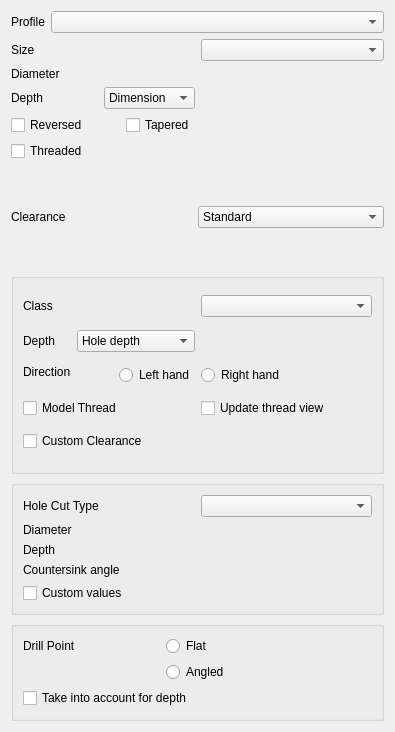
The window that src/Mod/PartDesign/Gui/TaskHoleParameters.ui (southseact-3d/fcd) describes before a commit, drawn with Qt 5.
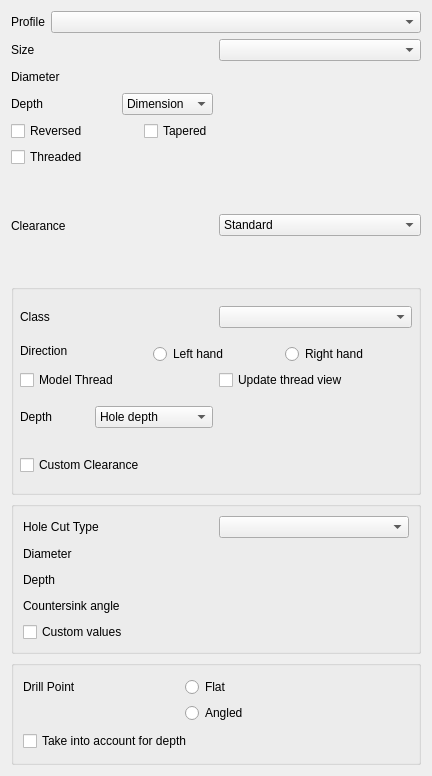
The same window after the commit. Custom widgets are drawn as their Qt base class.

Commit message: refactor(PD): hole taskpanel ui reorganize the layout of the thread group to be more manageable

Diff of the .ui file:
```diff
--- a/src/Mod/PartDesign/Gui/TaskHoleParameters.ui
+++ b/src/Mod/PartDesign/Gui/TaskHoleParameters.ui
@@ -6,8 +6,8 @@
    <rect>
     <x>0</x>
     <y>0</y>
-    <width>395</width>
-    <height>732</height>
+    <width>432</width>
+    <height>776</height>
    </rect>
   </property>
   <property name="sizePolicy">
@@ -30,6 +30,12 @@
          <verstretch>0</verstretch>
         </sizepolicy>
        </property>
+       <property name="minimumSize">
+        <size>
+         <width>0</width>
+         <height>20</height>
+        </size>
+       </property>
        <property name="toolTip">
         <string>Taper angle for the hole
 90 degree: straight hole
@@ -50,7 +56,7 @@
      <item row="1" column="0">
       <layout class="QHBoxLayout" name="horizontalLayout_9">
        <item>
-        <widget class="QLabel" name="label_4">
+        <widget class="QLabel" name="labelSize">
          <property name="sizePolicy">
           <sizepolicy hsizetype="Expanding" vsizetype="Preferred">
            <horstretch>0</horstretch>
@@ -72,6 +78,12 @@
          <verstretch>0</verstretch>
         </sizepolicy>
        </property>
+       <property name="minimumSize">
+        <size>
+         <width>0</width>
+         <height>20</height>
+        </size>
+       </property>
        <property name="toolTip">
         <string>Hole diameter</string>
        </property>
@@ -122,7 +134,7 @@
      <item row="3" column="0">
       <layout class="QHBoxLayout" name="horizontalLayout_8">
        <item>
-        <widget class="QLabel" name="label_6">
+        <widget class="QLabel" name="labelDepth">
          <property name="sizePolicy">
           <sizepolicy hsizetype="Expanding" vsizetype="Preferred">
            <horstretch>0</horstretch>
@@ -164,6 +176,12 @@
          <verstretch>0</verstretch>
         </sizepolicy>
        </property>
+       <property name="minimumSize">
+        <size>
+         <width>0</width>
+         <height>20</height>
+        </size>
+       </property>
        <property name="keyboardTracking" stdset="0">
         <bool>false</bool>
        </property>
@@ -173,7 +191,7 @@
       </widget>
      </item>
      <item row="2" column="0">
-      <widget class="QLabel" name="label_7">
+      <widget class="QLabel" name="labelDiameter">
        <property name="sizePolicy">
         <sizepolicy hsizetype="Preferred" vsizetype="Preferred">
          <horstretch>0</horstretch>
@@ -213,6 +231,184 @@
      </item>
     </layout>
    </item>
+   <item row="9" column="0">
+    <widget class="QGroupBox" name="CutGroupBox">
+     <property name="title">
+      <string/>
+     </property>
+     <layout class="QGridLayout" name="gridLayout_4">
+      <item row="0" column="0">
+       <widget class="QLabel" name="labelHoleCutType">
+        <property name="sizePolicy">
+         <sizepolicy hsizetype="Preferred" vsizetype="Preferred">
+          <horstretch>0</horstretch>
+          <verstretch>0</verstretch>
+         </sizepolicy>
+        </property>
+        <property name="text">
+         <string>Hole Cut Type</string>
+        </property>
+       </widget>
+      </item>
+      <item row="0" column="1">
+       <widget class="QComboBox" name="HoleCutType">
+        <property name="sizePolicy">
+         <sizepolicy hsizetype="Expanding" vsizetype="Fixed">
+          <horstretch>0</horstretch>
+          <verstretch>0</verstretch>
+         </sizepolicy>
+        </property>
+        <property name="toolTip">
+         <string>Cut type for screw heads</string>
+        </property>
+       </widget>
+      </item>
+      <item row="2" column="0">
+       <widget class="QLabel" name="labelHoleCutDiameter">
+        <property name="sizePolicy">
+         <sizepolicy hsizetype="Preferred" vsizetype="Preferred">
+          <horstretch>0</horstretch>
+          <verstretch>0</verstretch>
+         </sizepolicy>
+        </property>
+        <property name="text">
+         <string>Diameter</string>
+        </property>
+       </widget>
+      </item>
+      <item row="2" column="1">
+       <widget class="Gui::PrefQuantitySpinBox" name="HoleCutDiameter" native="true">
+        <property name="sizePolicy">
+         <sizepolicy hsizetype="Expanding" vsizetype="Fixed">
+          <horstretch>0</horstretch>
+          <verstretch>0</verstretch>
+         </sizepolicy>
+        </property>
+        <property name="minimumSize">
+         <size>
+          <width>0</width>
+          <height>20</height>
+         </size>
+        </property>
+        <property name="contextMenuPolicy">
+         <enum>Qt::NoContextMenu</enum>
+        </property>
+        <property name="keyboardTracking" stdset="0">
+         <bool>false</bool>
+        </property>
+        <property name="unit" stdset="0">
+         <string notr="true">mm</string>
+        </property>
+        <property name="minimum" stdset="0">
+         <double>0.000000000000000</double>
+        </property>
+        <property name="singleStep" stdset="0">
+         <double>0.100000000000000</double>
+        </property>
+       </widget>
+      </item>
+      <item row="3" column="0">
+       <widget class="QLabel" name="labelHoleCutDepth">
+        <property name="sizePolicy">
+         <sizepolicy hsizetype="Preferred" vsizetype="Preferred">
+          <horstretch>0</horstretch>
+          <verstretch>0</verstretch>
+         </sizepolicy>
+        </property>
+        <property name="text">
+         <string>Depth</string>
+        </property>
+       </widget>
+      </item>
+      <item row="3" column="1">
+       <widget class="Gui::PrefQuantitySpinBox" name="HoleCutDepth" native="true">
+        <property name="sizePolicy">
+         <sizepolicy hsizetype="Expanding" vsizetype="Fixed">
+          <horstretch>0</horstretch>
+          <verstretch>0</verstretch>
+         </sizepolicy>
+        </property>
+        <property name="minimumSize">
+         <size>
+          <width>0</width>
+          <height>20</height>
+         </size>
+        </property>
+        <property name="toolTip">
+         <string>For countersinks this is the depth of
+the screw's top below the surface</string>
+        </property>
+        <property name="keyboardTracking" stdset="0">
+         <bool>false</bool>
+        </property>
+        <property name="unit" stdset="0">
+         <string notr="true">mm</string>
+        </property>
+        <property name="minimum" stdset="0">
+         <double>0.000000000000000</double>
+        </property>
+        <property name="singleStep" stdset="0">
+         <double>0.100000000000000</double>
+        </property>
+       </widget>
+      </item>
+      <item row="4" column="0">
+       <widget class="QLabel" name="labelHoleCutCountersinkAngle">
+        <property name="sizePolicy">
+         <sizepolicy hsizetype="Preferred" vsizetype="Preferred">
+          <horstretch>0</horstretch>
+          <verstretch>0</verstretch>
+         </sizepolicy>
+        </property>
+        <property name="text">
+         <string>Countersink angle</string>
+        </property>
+       </widget>
+      </item>
+      <item row="4" column="1">
+       <widget class="Gui::PrefQuantitySpinBox" name="HoleCutCountersinkAngle" native="true">
+        <property name="sizePolicy">
+         <sizepolicy hsizetype="Expanding" vsizetype="Fixed">
+          <horstretch>0</horstretch>
+          <verstretch>0</verstretch>
+         </sizepolicy>
+        </property>
+        <property name="minimumSize">
+         <size>
+          <width>0</width>
+          <height>20</height>
+         </size>
+        </property>
+        <property name="keyboardTracking" stdset="0">
+         <bool>false</bool>
+        </property>
+        <property name="unit" stdset="0">
+         <string notr="true">deg</string>
+        </property>
+        <property name="minimum" stdset="0">
+         <double>0.000000000000000</double>
+        </property>
+       </widget>
+      </item>
+      <item row="5" column="0">
+       <widget class="QCheckBox" name="HoleCutCustomValues">
+        <property name="sizePolicy">
+         <sizepolicy hsizetype="MinimumExpanding" vsizetype="Fixed">
+          <horstretch>0</horstretch>
+          <verstretch>0</verstretch>
+         </sizepolicy>
+        </property>
+        <property name="toolTip">
+         <string>Check to override the values predefined by the 'Type'</string>
+        </property>
+        <property name="text">
+         <string>Custom values</string>
+        </property>
+       </widget>
+      </item>
+     </layout>
+    </widget>
+   </item>
    <item row="10" column="0">
     <widget class="QGroupBox" name="DrillGroupBox">
      <property name="title">
@@ -222,7 +418,7 @@
       <item>
        <layout class="QGridLayout" name="gridLayout_7">
         <item row="0" column="0">
-         <widget class="QLabel" name="label_3">
+         <widget class="QLabel" name="labelDrillPoint">
           <property name="sizePolicy">
            <sizepolicy hsizetype="Expanding" vsizetype="Preferred">
             <horstretch>0</horstretch>
@@ -274,6 +470,12 @@
             <verstretch>0</verstretch>
            </sizepolicy>
           </property>
+          <property name="minimumSize">
+           <size>
+            <width>0</width>
+            <height>20</height>
+           </size>
+          </property>
           <property name="keyboardTracking" stdset="0">
            <bool>false</bool>
           </property>
@@ -307,116 +509,44 @@
      </layout>
     </widget>
    </item>
-   <item row="6" column="0">
-    <widget class="QWidget" name="ClearanceWidget" native="true">
-     <property name="sizePolicy">
-      <sizepolicy hsizetype="Preferred" vsizetype="Preferred">
-       <horstretch>0</horstretch>
-       <verstretch>0</verstretch>
-      </sizepolicy>
-     </property>
-     <layout class="QVBoxLayout" name="verticalLayout_2">
-      <property name="spacing">
-       <number>0</number>
-      </property>
-      <property name="leftMargin">
-       <number>0</number>
-      </property>
-      <property name="topMargin">
-       <number>0</number>
-      </property>
-      <property name="rightMargin">
-       <number>0</number>
-      </property>
-      <property name="bottomMargin">
-       <number>0</number>
-      </property>
-      <item>
-       <layout class="QHBoxLayout" name="horizontalLayout">
-        <item>
-         <widget class="QLabel" name="labelThreadClearance">
-          <property name="sizePolicy">
-           <sizepolicy hsizetype="Preferred" vsizetype="Preferred">
-            <horstretch>0</horstretch>
-            <verstretch>0</verstretch>
-           </sizepolicy>
-          </property>
-          <property name="text">
-           <string>Clearance</string>
-          </property>
-         </widget>
-        </item>
-        <item>
-         <widget class="QComboBox" name="ThreadFit">
-          <property name="sizePolicy">
-           <sizepolicy hsizetype="Preferred" vsizetype="Fixed">
-            <horstretch>0</horstretch>
-            <verstretch>0</verstretch>
-           </sizepolicy>
-          </property>
-          <property name="toolTip">
-           <string>Hole clearance
-Only available for holes without thread</string>
-          </property>
-          <item>
-           <property name="text">
-            <string>Standard</string>
-           </property>
-          </item>
-          <item>
-           <property name="text">
-            <string>Close</string>
-           </property>
-          </item>
-          <item>
-           <property name="text">
-            <string>Wide</string>
-           </property>
-          </item>
-         </widget>
-        </item>
-       </layout>
-      </item>
-     </layout>
-    </widget>
-   </item>
-   <item row="2" column="0">
-    <layout class="QHBoxLayout" name="horizontalLayout_10">
-     <item>
-      <widget class="QLabel" name="label_2">
-       <property name="sizePolicy">
-        <sizepolicy hsizetype="Preferred" vsizetype="Preferred">
-         <horstretch>0</horstretch>
-         <verstretch>0</verstretch>
-        </sizepolicy>
-       </property>
-       <property name="text">
-        <string>Profile</string>
-       </property>
-      </widget>
-     </item>
-     <item>
-      <widget class="QComboBox" name="ThreadType">
-       <property name="sizePolicy">
-        <sizepolicy hsizetype="Expanding" vsizetype="Fixed">
-         <horstretch>0</horstretch>
-         <verstretch>0</verstretch>
-        </sizepolicy>
-       </property>
-      </widget>
-     </item>
-    </layout>
-   </item>
    <item row="7" column="0" rowspan="2">
     <widget class="QGroupBox" name="ThreadGroupBox">
      <property name="title">
       <string/>
      </property>
-     <layout class="QGridLayout" name="gridLayout_3">
-      <item row="2" column="0">
+     <layout class="QVBoxLayout" name="verticalLayout_3">
+      <property name="spacing">
+       <number>6</number>
+      </property>
+      <property name="leftMargin">
+       <number>6</number>
+      </property>
+      <property name="topMargin">
+       <number>6</number>
+      </property>
+      <property name="rightMargin">
+       <number>6</number>
+      </property>
+      <property name="bottomMargin">
+       <number>6</number>
+      </property>
+      <item>
+       <widget class="QWidget" name="ThreadClassWidget" native="true">
        <layout class="QHBoxLayout" name="horizontalLayout_2">
+         <property name="leftMargin">
+          <number>0</number>
+         </property>
+         <property name="topMargin">
+          <number>0</number>
+         </property>
+         <property name="rightMargin">
+          <number>0</number>
+         </property>
+         <property name="bottomMargin">
+          <number>0</number>
+         </property>
         <item>
-         <widget class="QLabel" name="label_5">
+          <widget class="QLabel" name="labelThreadClass">
           <property name="sizePolicy">
            <sizepolicy hsizetype="Preferred" vsizetype="Preferred">
             <horstretch>0</horstretch>
@@ -428,12 +558,10 @@
           </property>
          </widget>
         </item>
-       </layout>
-      </item>
-      <item row="2" column="1">
+         <item>
        <widget class="QComboBox" name="ThreadClass">
         <property name="sizePolicy">
-         <sizepolicy hsizetype="Expanding" vsizetype="Fixed">
+            <sizepolicy hsizetype="Preferred" vsizetype="Fixed">
           <horstretch>0</horstretch>
           <verstretch>0</verstretch>
          </sizepolicy>
@@ -443,70 +571,15 @@
         </property>
        </widget>
       </item>
-      <item row="3" column="0">
-       <layout class="QHBoxLayout" name="horizontalLayout_3">
-        <item>
-         <widget class="QLabel" name="labelThreadDepth">
-          <property name="sizePolicy">
-           <sizepolicy hsizetype="Expanding" vsizetype="Preferred">
-            <horstretch>0</horstretch>
-            <verstretch>0</verstretch>
-           </sizepolicy>
-          </property>
-          <property name="text">
-           <string>Depth</string>
-          </property>
-         </widget>
-        </item>
-        <item>
-         <widget class="QComboBox" name="ThreadDepthType">
-          <property name="sizePolicy">
-           <sizepolicy hsizetype="Preferred" vsizetype="Fixed">
-            <horstretch>0</horstretch>
-            <verstretch>0</verstretch>
-           </sizepolicy>
-          </property>
-          <item>
-           <property name="text">
-            <string>Hole depth</string>
-           </property>
-          </item>
-          <item>
-           <property name="text">
-            <string>Dimension</string>
-           </property>
-          </item>
-          <item>
-           <property name="text">
-            <string>Tapped (DIN76)</string>
-           </property>
-          </item>
-         </widget>
-        </item>
-       </layout>
-      </item>
-      <item row="3" column="1">
-       <widget class="Gui::PrefQuantitySpinBox" name="ThreadDepth" native="true">
-        <property name="sizePolicy">
-         <sizepolicy hsizetype="Expanding" vsizetype="Fixed">
-          <horstretch>0</horstretch>
-          <verstretch>0</verstretch>
-         </sizepolicy>
-        </property>
-        <property name="keyboardTracking" stdset="0">
-         <bool>false</bool>
-        </property>
-        <property name="unit" stdset="0">
-         <string notr="true">mm</string>
-        </property>
+        </layout>
        </widget>
       </item>
-      <item row="4" column="0">
+      <item>
        <layout class="QHBoxLayout" name="horizontalLayout_4">
         <item>
-         <widget class="QLabel" name="label_8">
+         <widget class="QLabel" name="labelThreadDirection">
           <property name="sizePolicy">
-           <sizepolicy hsizetype="Expanding" vsizetype="Preferred">
+           <sizepolicy hsizetype="Preferred" vsizetype="Preferred">
             <horstretch>0</horstretch>
             <verstretch>0</verstretch>
            </sizepolicy>
@@ -535,12 +608,10 @@
           </attribute>
          </widget>
         </item>
-       </layout>
-      </item>
-      <item row="4" column="1">
+        <item>
        <widget class="QRadioButton" name="directionRightHand">
         <property name="sizePolicy">
-         <sizepolicy hsizetype="Expanding" vsizetype="Fixed">
+           <sizepolicy hsizetype="Preferred" vsizetype="Fixed">
           <horstretch>0</horstretch>
           <verstretch>0</verstretch>
          </sizepolicy>
@@ -556,10 +627,20 @@
         </attribute>
        </widget>
       </item>
-      <item row="6" column="0">
+       </layout>
+      </item>
+      <item>
+       <layout class="QHBoxLayout" name="horizontalLayout_5">
+        <property name="leftMargin">
+         <number>0</number>
+        </property>
+        <property name="topMargin">
+         <number>0</number>
+        </property>
+        <item>
        <widget class="QCheckBox" name="ModelThread">
         <property name="sizePolicy">
-         <sizepolicy hsizetype="Expanding" vsizetype="Fixed">
+           <sizepolicy hsizetype="Preferred" vsizetype="Fixed">
           <horstretch>0</horstretch>
           <verstretch>0</verstretch>
          </sizepolicy>
@@ -572,13 +653,13 @@
         </property>
        </widget>
       </item>
-      <item row="6" column="1">
+        <item>
        <widget class="QCheckBox" name="UpdateView">
         <property name="enabled">
          <bool>true</bool>
         </property>
         <property name="sizePolicy">
-         <sizepolicy hsizetype="Expanding" vsizetype="Fixed">
+           <sizepolicy hsizetype="Preferred" vsizetype="Fixed">
           <horstretch>0</horstretch>
           <verstretch>0</verstretch>
          </sizepolicy>
@@ -592,10 +673,125 @@
         </property>
        </widget>
       </item>
-      <item row="7" column="0">
+       </layout>
+      </item>
+      <item>
+       <widget class="QWidget" name="ThreadDepthWidget" native="true">
+        <layout class="QHBoxLayout" name="horizontalLayout_3">
+         <property name="spacing">
+          <number>6</number>
+         </property>
+         <property name="leftMargin">
+          <number>0</number>
+         </property>
+         <property name="topMargin">
+          <number>0</number>
+         </property>
+         <property name="rightMargin">
+          <number>0</number>
+         </property>
+         <property name="bottomMargin">
+          <number>0</number>
+         </property>
+         <item>
+          <layout class="QHBoxLayout" name="horizontalLayout_11">
+           <property name="spacing">
+            <number>6</number>
+           </property>
+           <property name="topMargin">
+            <number>0</number>
+           </property>
+           <item>
+            <widget class="QLabel" name="labelThreadDepth">
+             <property name="sizePolicy">
+              <sizepolicy hsizetype="Preferred" vsizetype="Preferred">
+               <horstretch>0</horstretch>
+               <verstretch>0</verstretch>
+              </sizepolicy>
+             </property>
+             <property name="text">
+              <string>Depth</string>
+             </property>
+            </widget>
+           </item>
+           <item>
+            <widget class="QComboBox" name="ThreadDepthType">
+             <property name="sizePolicy">
+              <sizepolicy hsizetype="Preferred" vsizetype="Fixed">
+               <horstretch>0</horstretch>
+               <verstretch>0</verstretch>
+              </sizepolicy>
+             </property>
+             <item>
+              <property name="text">
+               <string>Hole depth</string>
+              </property>
+             </item>
+             <item>
+              <property name="text">
+               <string>Dimension</string>
+              </property>
+             </item>
+             <item>
+              <property name="text">
+               <string>Tapped (DIN76)</string>
+              </property>
+             </item>
+            </widget>
+           </item>
+          </layout>
+         </item>
+         <item>
+          <layout class="QHBoxLayout" name="horizontalLayout_12">
+           <item>
+            <widget class="Gui::PrefQuantitySpinBox" name="ThreadDepth" native="true">
+             <property name="sizePolicy">
+              <sizepolicy hsizetype="Preferred" vsizetype="Fixed">
+               <horstretch>0</horstretch>
+               <verstretch>0</verstretch>
+              </sizepolicy>
+             </property>
+             <property name="minimumSize">
+              <size>
+               <width>0</width>
+               <height>20</height>
+              </size>
+             </property>
+             <property name="keyboardTracking" stdset="0">
+              <bool>false</bool>
+             </property>
+             <property name="unit" stdset="0">
+              <string notr="true">mm</string>
+             </property>
+            </widget>
+           </item>
+          </layout>
+         </item>
+        </layout>
+       </widget>
+      </item>
+      <item>
+       <widget class="QWidget" name="CustomClearanceWidget" native="true">
+        <layout class="QHBoxLayout" name="horizontalLayout_13">
+         <property name="spacing">
+          <number>6</number>
+         </property>
+         <property name="leftMargin">
+          <number>0</number>
+         </property>
+         <property name="topMargin">
+          <number>0</number>
+         </property>
+         <property name="rightMargin">
+          <number>0</number>
+         </property>
+         <property name="bottomMargin">
+          <number>0</number>
+         </property>
+         <item>
        <widget class="QCheckBox" name="UseCustomThreadClearance">
         <property name="sizePolicy">
-         <sizepolicy hsizetype="Expanding" vsizetype="Fixed">
+            <sizepolicy hsizetype="Preferred" vsizetype="Fixed">
           <horstretch>0</horstretch>
           <verstretch>0</verstretch>
          </sizepolicy>
@@ -608,14 +804,20 @@
         </property>
        </widget>
       </item>
-      <item row="7" column="1">
+         <item>
        <widget class="Gui::PrefQuantitySpinBox" name="CustomThreadClearance" native="true">
         <property name="sizePolicy">
-         <sizepolicy hsizetype="Expanding" vsizetype="Fixed">
+            <sizepolicy hsizetype="Preferred" vsizetype="Fixed">
           <horstretch>0</horstretch>
           <verstretch>0</verstretch>
          </sizepolicy>
         </property>
+           <property name="minimumSize">
+            <size>
+             <width>0</width>
+             <height>20</height>
+            </size>
+           </property>
         <property name="toolTip">
          <string>Custom Thread clearance value</string>
         </property>
@@ -633,40 +835,13 @@
      </layout>
     </widget>
    </item>
-   <item row="9" column="0">
-    <widget class="QGroupBox" name="CutGroupBox">
-     <property name="title">
-      <string/>
-     </property>
-     <layout class="QGridLayout" name="gridLayout_4">
-      <item row="0" column="0">
-       <widget class="QLabel" name="label">
-        <property name="sizePolicy">
-         <sizepolicy hsizetype="Preferred" vsizetype="Preferred">
-          <horstretch>0</horstretch>
-          <verstretch>0</verstretch>
-         </sizepolicy>
-        </property>
-        <property name="text">
-         <string>Hole Cut Type</string>
-        </property>
-       </widget>
-      </item>
-      <item row="0" column="1">
-       <widget class="QComboBox" name="HoleCutType">
-        <property name="sizePolicy">
-         <sizepolicy hsizetype="Expanding" vsizetype="Fixed">
-          <horstretch>0</horstretch>
-          <verstretch>0</verstretch>
-         </sizepolicy>
-        </property>
-        <property name="toolTip">
-         <string>Cut type for screw heads</string>
-        </property>
+     </layout>
        </widget>
       </item>
       <item row="2" column="0">
-       <widget class="QLabel" name="label_11">
+    <layout class="QHBoxLayout" name="horizontalLayout_10">
+     <item>
+      <widget class="QLabel" name="labelThreadType">
         <property name="sizePolicy">
          <sizepolicy hsizetype="Preferred" vsizetype="Preferred">
           <horstretch>0</horstretch>
@@ -674,76 +849,45 @@
          </sizepolicy>
         </property>
         <property name="text">
-         <string>Diameter</string>
+        <string>Profile</string>
         </property>
        </widget>
       </item>
-      <item row="2" column="1">
-       <widget class="Gui::PrefQuantitySpinBox" name="HoleCutDiameter" native="true">
+     <item>
+      <widget class="QComboBox" name="ThreadType">
         <property name="sizePolicy">
          <sizepolicy hsizetype="Expanding" vsizetype="Fixed">
           <horstretch>0</horstretch>
           <verstretch>0</verstretch>
          </sizepolicy>
         </property>
-        <property name="contextMenuPolicy">
-         <enum>Qt::NoContextMenu</enum>
-        </property>
-        <property name="keyboardTracking" stdset="0">
-         <bool>false</bool>
-        </property>
-        <property name="unit" stdset="0">
-         <string notr="true">mm</string>
-        </property>
-        <property name="minimum" stdset="0">
-         <double>0.000000000000000</double>
-        </property>
-        <property name="singleStep" stdset="0">
-         <double>0.100000000000000</double>
-        </property>
-       </widget>
-      </item>
-      <item row="3" column="0">
-       <widget class="QLabel" name="label_12">
+      </widget>
+     </item>
+    </layout>
+   </item>
+   <item row="6" column="0">
+    <widget class="QWidget" name="ClearanceWidget" native="true">
         <property name="sizePolicy">
          <sizepolicy hsizetype="Preferred" vsizetype="Preferred">
           <horstretch>0</horstretch>
           <verstretch>0</verstretch>
          </sizepolicy>
         </property>
-        <property name="text">
-         <string>Depth</string>
-        </property>
-       </widget>
-      </item>
-      <item row="3" column="1">
-       <widget class="Gui::PrefQuantitySpinBox" name="HoleCutDepth" native="true">
-        <property name="sizePolicy">
-         <sizepolicy hsizetype="Expanding" vsizetype="Fixed">
-          <horstretch>0</horstretch>
-          <verstretch>0</verstretch>
-         </sizepolicy>
-        </property>
-        <property name="toolTip">
-         <string>For countersinks this is the depth of
-the screw's top below the surface</string>
-        </property>
-        <property name="keyboardTracking" stdset="0">
-         <bool>false</bool>
-        </property>
-        <property name="unit" stdset="0">
-         <string notr="true">mm</string>
-        </property>
-        <property name="minimum" stdset="0">
-         <double>0.000000000000000</double>
-        </property>
-        <property name="singleStep" stdset="0">
-         <double>0.100000000000000</double>
-        </property>
-       </widget>
-      </item>
-      <item row="4" column="0">
-       <widget class="QLabel" name="label_10">
+     <layout class="QHBoxLayout" name="horizontalLayout_6">
+      <property name="leftMargin">
+       <number>0</number>
+      </property>
+      <property name="topMargin">
+       <number>0</number>
+      </property>
+      <property name="rightMargin">
+       <number>0</number>
+      </property>
+      <property name="bottomMargin">
+       <number>0</number>
+      </property>
+      <item>
+       <widget class="QLabel" name="labelThreadClearance">
         <property name="sizePolicy">
          <sizepolicy hsizetype="Preferred" vsizetype="Preferred">
           <horstretch>0</horstretch>
@@ -751,43 +895,37 @@
          </sizepolicy>
         </property>
         <property name="text">
-         <string>Countersink angle</string>
+         <string>Clearance</string>
         </property>
        </widget>
       </item>
-      <item row="4" column="1">
-       <widget class="Gui::PrefQuantitySpinBox" name="HoleCutCountersinkAngle" native="true">
+      <item>
+       <widget class="QComboBox" name="ThreadFit">
         <property name="sizePolicy">
-         <sizepolicy hsizetype="Expanding" vsizetype="Fixed">
+         <sizepolicy hsizetype="Preferred" vsizetype="Fixed">
           <horstretch>0</horstretch>
           <verstretch>0</verstretch>
          </sizepolicy>
         </property>
-        <property name="keyboardTracking" stdset="0">
-         <bool>false</bool>
+        <property name="toolTip">
+         <string>Hole clearance
+Only available for holes without thread</string>
         </property>
-        <property name="unit" stdset="0">
-         <string notr="true">deg</string>
-        </property>
-        <property name="minimum" stdset="0">
-         <double>0.000000000000000</double>
-        </property>
-       </widget>
-      </item>
-      <item row="5" column="0">
-       <widget class="QCheckBox" name="HoleCutCustomValues">
-        <property name="sizePolicy">
-         <sizepolicy hsizetype="MinimumExpanding" vsizetype="Fixed">
-          <horstretch>0</horstretch>
-          <verstretch>0</verstretch>
-         </sizepolicy>
-        </property>
-        <property name="toolTip">
-         <string>Check to override the values predefined by the 'Type'</string>
-        </property>
+        <item>
+         <property name="text">
+          <string>Standard</string>
+         </property>
+        </item>
+        <item>
+         <property name="text">
+          <string>Close</string>
+         </property>
+        </item>
+        <item>
         <property name="text">
-         <string>Custom values</string>
-        </property>
+          <string>Wide</string>
+         </property>
+        </item>
        </widget>
       </item>
      </layout>
```
Left out of the diff: 82 changed lines with no effect on the pictures. Lines whose indentation alone changed are shown as unchanged.
